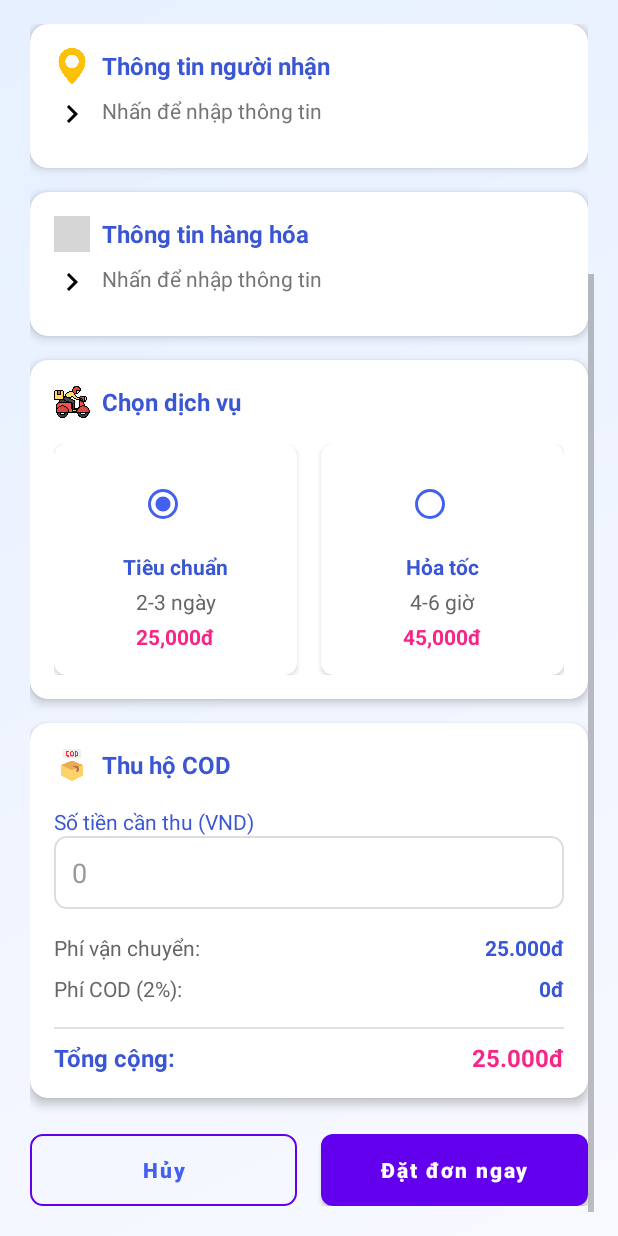
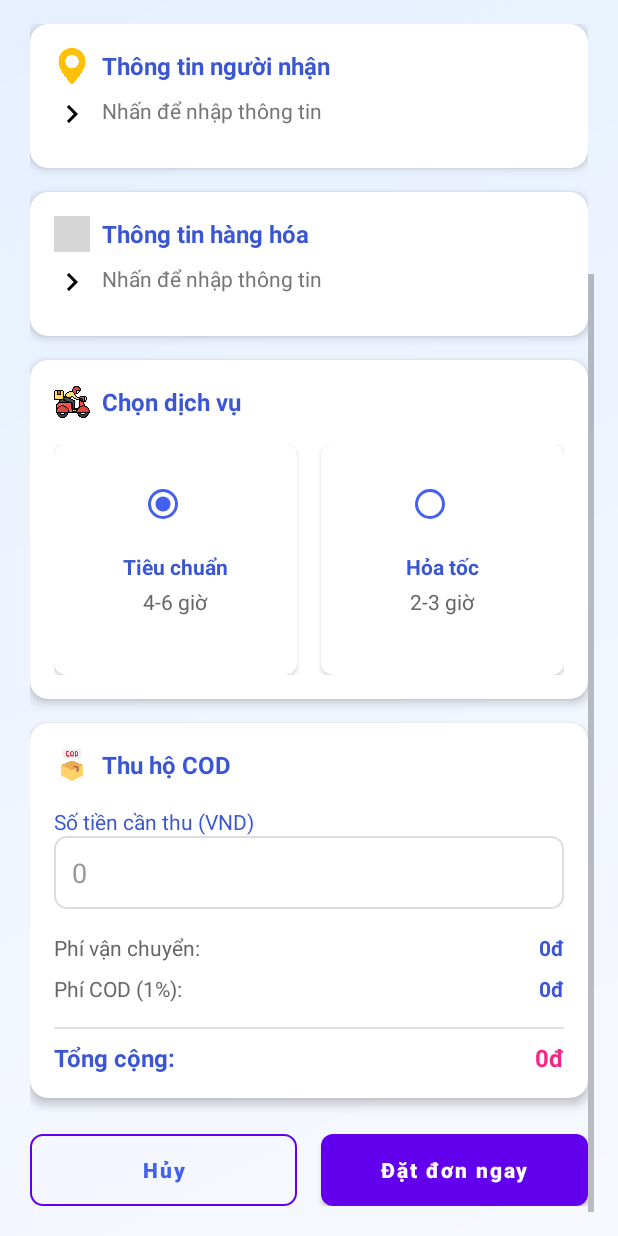
Before and after one commit to ngohoaithanh/QLGH, an Android app: the DonDatHangActivity screen opened directly, with no data from a screen before it, scrolled down 218 dp, on a phone screen of 412 x 824 dp. Run offline under Robolectric (Android 15) with nearby library versions, the light colour scheme and no system bars; grey boxes are pictures that could not be loaded.

Commit message:
doned Login & logout & dat don & xem don & tu dong nhap lieu thong tin nguoi gui

```diff
--- a/app/src/main/java/com/hoaithanh/qlgh/activity/DonDatHangActivity.java
+++ b/app/src/main/java/com/hoaithanh/qlgh/activity/DonDatHangActivity.java
@@ -16,6 +16,7 @@ import com.hoaithanh.qlgh.api.RetrofitClient;
 import com.hoaithanh.qlgh.api.ApiService;
 import com.hoaithanh.qlgh.model.ApiResult;
 import com.hoaithanh.qlgh.model.DonDatHang;
+import com.hoaithanh.qlgh.session.SessionManager;
 
 import retrofit2.Call;
 import retrofit2.Callback;
@@ -33,13 +34,19 @@ public class DonDatHangActivity extends AppCompatActivity {
     private boolean isReceiverExpanded = false;
     private boolean isProductExpanded = false;
 
+    private SessionManager session;
+    private EditText etSenderName, etSenderPhone;
+    private AutoCompleteTextView actvSenderAddress;
+
     @Override
     protected void onCreate(Bundle savedInstanceState) {
         super.onCreate(savedInstanceState);
         setContentView(R.layout.activity_don_dat_hang);
 
+        session = new SessionManager(this); // khởi tạo session
         initView();
         setupClickListeners();
+        prefillSenderInfo(); // 👉 tự động điền thông tin người gửi
 
         // Nút lưu thông tin
         findViewById(R.id.btn_sender_save).setOnClickListener(v -> collapseSenderInfo());
@@ -73,11 +80,28 @@ public class DonDatHangActivity extends AppCompatActivity {
 
         EditText etWeight = findViewById(R.id.et_product_weight);
 
+        etSenderName = findViewById(R.id.et_sender_name);
+        etSenderPhone = findViewById(R.id.et_sender_phone);
+        actvSenderAddress = findViewById(R.id.actv_sender_address);
+
         etWeight.addTextChangedListener(new TextWatcher() {
             @Override public void beforeTextChanged(CharSequence s, int start, int count, int after) {}
             @Override public void onTextChanged(CharSequence s, int start, int before, int count) {}
             @Override public void afterTextChanged(Editable s) { calculateFees(); }
         });
+    }
+
+    private void prefillSenderInfo() {
+        String name = session.getUsername();
+        String phone = session.getPhone();
+
+        if (name != null && !name.isEmpty()) {
+            etSenderName.setText(name);
+            tvSenderPlaceholder.setText(name);
+        }
+        if (phone != null && !phone.isEmpty()) {
+            etSenderPhone.setText(phone);
+        }
     }
 
     private void setupClickListeners() {
--- a/app/src/main/java/com/hoaithanh/qlgh/activity/LoginActivity.java
+++ b/app/src/main/java/com/hoaithanh/qlgh/activity/LoginActivity.java
@@ -97,7 +97,7 @@ public class LoginActivity extends BaseActivity {
                     Toast.makeText(LoginActivity.this, "Đăng nhập thành công", Toast.LENGTH_SHORT).show();
 
                     // Điều hướng theo role
-                    if (body.user.Role == 1) {
+                    if (body.user.Role == 1 || body.user.Role == 7) {
                         startActivity(new Intent(LoginActivity.this, MainActivity.class));
                     } else {
 //                        startActivity(new Intent(LoginActivity.this, CustomerActivity.class));
--- a/app/src/main/java/com/hoaithanh/qlgh/session/SessionManager.java
+++ b/app/src/main/java/com/hoaithanh/qlgh/session/SessionManager.java
@@ -50,4 +50,8 @@ public class SessionManager {
     public void logout() {
         prefs.edit().clear().apply();
     }
+
+    public void setPhone(String phone) {
+        prefs.edit().putString(KEY_PHONE, phone == null ? "" : phone).apply();
+    }
 }
--- a/app/src/main/res/layout/activity_don_dat_hang.xml
+++ b/app/src/main/res/layout/activity_don_dat_hang.xml
@@ -540,7 +540,7 @@
                             <TextView
                                 android:layout_width="match_parent"
                                 android:layout_height="wrap_content"
-                                android:text="2-3 ngày"
+                                android:text="4-6 giờ"
                                 android:textAlignment="center"
                                 android:textColor="#666666"
                                 android:layout_marginTop="4dp"/>
@@ -548,7 +548,7 @@
                             <TextView
                                 android:layout_width="match_parent"
                                 android:layout_height="wrap_content"
-                                android:text="25,000đ"
+                                android:text=""
                                 android:textAlignment="center"
                                 android:textStyle="bold"
                                 android:textColor="@color/colorAccent"
@@ -591,7 +591,7 @@
                             <TextView
                                 android:layout_width="match_parent"
                                 android:layout_height="wrap_content"
-                                android:text="4-6 giờ"
+                                android:text="2-3 giờ"
                                 android:textAlignment="center"
                                 android:textColor="#666666"
                                 android:layout_marginTop="4dp"/>
@@ -599,7 +599,7 @@
                             <TextView
                                 android:layout_width="match_parent"
                                 android:layout_height="wrap_content"
-                                android:text="45,000đ"
+                                android:text=""
                                 android:textAlignment="center"
                                 android:textStyle="bold"
                                 android:textColor="@color/colorAccent"
@@ -687,7 +687,7 @@
                             android:id="@+id/tv_shipping_fee"
                             android:layout_width="wrap_content"
                             android:layout_height="wrap_content"
-                            android:text="25.000đ"
+                            android:text="0đ"
                             android:textColor="@color/colorPrimaryDark"
                             android:textStyle="bold"/>
                     </LinearLayout>
@@ -702,7 +702,7 @@
                             android:layout_width="0dp"
                             android:layout_height="wrap_content"
                             android:layout_weight="1"
-                            android:text="Phí COD (2%):"
+                            android:text="Phí COD (1%):"
                             android:textColor="#666666"/>
 
                         <TextView
@@ -738,7 +738,7 @@
                             android:id="@+id/tv_total"
                             android:layout_width="wrap_content"
                             android:layout_height="wrap_content"
-                            android:text="25.000đ"
+                            android:text="0đ"
                             android:textStyle="bold"
                             android:textColor="@color/colorAccent"
                             android:textSize="16sp"/>
```
Also changed, not shown: app/src/main/java/com/hoaithanh/qlgh/activity/MainActivity.java (+9 -2 lines).
